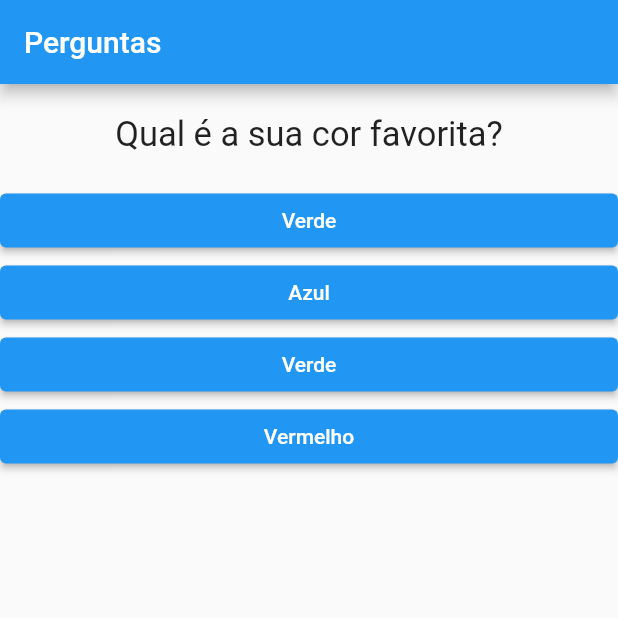
After one commit to adejar12/flutter, a Flutter app: the screen it shows after launch, on a phone screen of 412 x 824 dp, the top half of it. The commit adds this screen. Run offline on Flutter 3.47's test engine with Material 2 defaults, Android fonts, the phone set to English and light mode, and no system bars.

Commit message:
feat: adicionando component questionario e resultado

```diff
--- a/projeto_perguntas/lib/main.dart
+++ b/projeto_perguntas/lib/main.dart
@@ -2,6 +2,8 @@
 
 import 'package:flutter/material.dart';
 import 'package:projeto_perguntas/models/pergunta_respostas.dart';
+import 'package:projeto_perguntas/questionario.dart';
+import 'package:projeto_perguntas/resultado.dart';
 import 'titulo_questao.dart';
 import 'botao_respostas.dart';
 
@@ -60,18 +62,11 @@ class _PerguntaAppState extends State<PerguntaApp> {
           title: Text('Perguntas'),
         ),
         body: temPerguntaSelecionada
-            ? Column(
-                children: [
-                  TituloQuestao(perguntas[_perguntaSelecionada].pergunta),
-                  ...widgets,
-                ],
+            ? Questionario(
+                titulo: perguntas[_perguntaSelecionada].pergunta,
+                respostas: widgets,
               )
-            : Center(
-                child: Text(
-                  "Parabéns",
-                  style: TextStyle(fontSize: 28),
-                ),
-              ),
+            : const Resultado(),
       ),
     );
   }
--- /dev/null
+++ b/projeto_perguntas/lib/questionario.dart
@@ -0,0 +1,20 @@
+import 'package:flutter/material.dart';
+import 'titulo_questao.dart';
+import 'botao_respostas.dart';
+
+class Questionario extends StatelessWidget {
+  final String titulo;
+  final List<Widget> respostas;
+
+  const Questionario({required this.titulo, required this.respostas});
+
+  @override
+  Widget build(BuildContext context) {
+    return Column(
+      children: [
+        TituloQuestao(titulo),
+        ...respostas,
+      ],
+    );
+  }
+}
```
Also changed, not shown: projeto_perguntas/lib/resultado.dart (added, +15 -0 lines).
